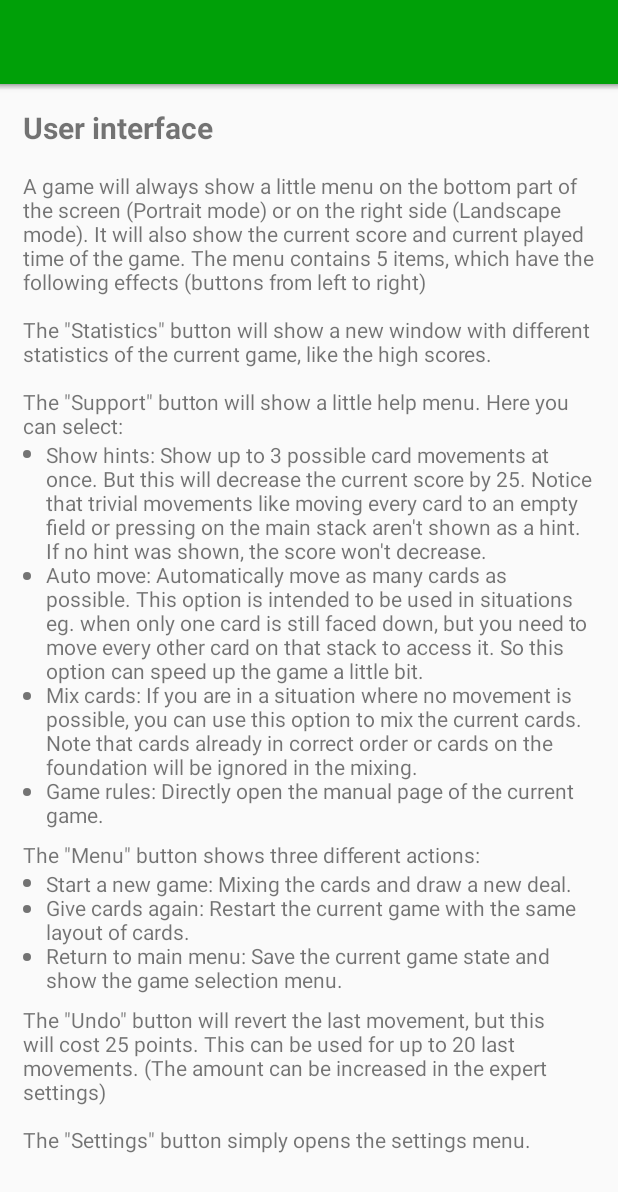
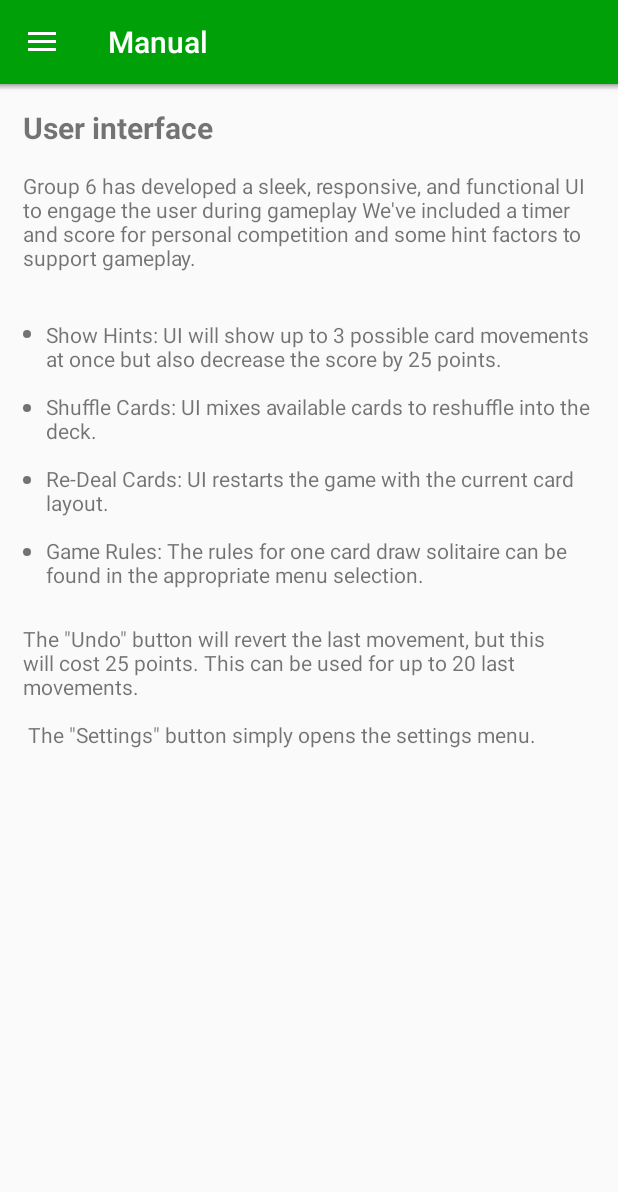
Before and after one commit to R-Hesse/Group-6, an Android app: the fragment ManualFeedback placed in its activity, in the side drawer, after a tap on "User interface", on a phone screen of 412 x 824 dp. Shown: the top 1192 px of the screen. Run offline under Robolectric (Android 15) with nearby library versions, the phone set to English and light mode, and no system bars.

Commit message:
Game Manual Finished

```diff
--- a/app/src/main/java/de/tobiasbielefeld/solitaire/ui/manual/Manual.java
+++ b/app/src/main/java/de/tobiasbielefeld/solitaire/ui/manual/Manual.java
@@ -66,16 +66,16 @@ public class Manual extends CustomAppCompatActivity
         setContentView(isLargeTablet(getApplicationContext()) ? R.layout.activity_manual_xlarge : R.layout.activity_manual);
 
         drawer = findViewById(R.id.drawer_layout);
-       // listView = findViewById(R.id.manual_listView);
+        listView = findViewById(R.id.manual_listView);
 
-        //Toolbar toolbar = findViewById(R.id.toolbar);
-        //setSupportActionBar(toolbar);
+        Toolbar toolbar = findViewById(R.id.toolbar);
+        setSupportActionBar(toolbar);
         fragmentLoaded = false;
 
         loadFragment(ManualStartPage.class);
 
         if (drawer != null) {
-            ActionBarDrawerToggle toggle = new ActionBarDrawerToggle(this, drawer, R.string.navigation_drawer_open, R.string.navigation_drawer_close);
+            ActionBarDrawerToggle toggle = new ActionBarDrawerToggle(this, drawer, toolbar, R.string.navigation_drawer_open, R.string.navigation_drawer_close);
             drawer.setDrawerListener(toggle);
             toggle.syncState();
             navigationView = findViewById(R.id.nav_view);
@@ -201,9 +201,6 @@ public class Manual extends CustomAppCompatActivity
             case R.id.nav_games:
                 fragmentClass = ManualGames.class;
                 break;
-            case R.id.nav_statistics:
-                fragmentClass = ManualStatistics.class;
-                break;
             case R.id.nav_feedback:
                 fragmentClass = ManualFeedback.class;
                 break;
--- a/app/src/main/java/de/tobiasbielefeld/solitaire/ui/manual/ManualUserInterface.java
+++ b/app/src/main/java/de/tobiasbielefeld/solitaire/ui/manual/ManualUserInterface.java
@@ -40,7 +40,6 @@ public class ManualUserInterface extends Fragment {
         View view = inflater.inflate(R.layout.fragment_manual_user_interface, container, false);
 
         TextView textView1 = view.findViewById(R.id.text_view_manual_ui_1);
-        TextView textView2 = view.findViewById(R.id.text_view_manual_ui_2);
 
         //get the strings for the enumerated text part (with bullet characters)
         CharSequence strings1[] = new CharSequence[]{
@@ -48,14 +47,9 @@ public class ManualUserInterface extends Fragment {
                 getText(R.string.manual_ui_text_part_4), getText(R.string.manual_ui_text_part_5)
         };
 
-        CharSequence strings2[] = new CharSequence[]{
-                getText(R.string.manual_ui_text_part_7), getText(R.string.manual_ui_text_part_8),
-                getText(R.string.manual_ui_text_part_9)
-        };
 
         //set up the textViews
         textView1.setText(createBulletParagraph(strings1));
-        textView2.setText(createBulletParagraph(strings2));
 
         return view;
     }
--- a/app/src/main/res/layout/app_bar_manual.xml
+++ b/app/src/main/res/layout/app_bar_manual.xml
@@ -16,7 +16,7 @@
             android:id="@+id/toolbar"
             android:layout_width="match_parent"
             android:layout_height="?attr/actionBarSize"
-            android:background="?attr/colorPrimary"
+            android:background="@color/greenBackground"
             app:popupTheme="@style/AppThemeNoActionBar.PopupOverlay" />
 
     </android.support.design.widget.AppBarLayout>
--- a/app/src/main/res/layout/fragment_manual_user_interface.xml
+++ b/app/src/main/res/layout/fragment_manual_user_interface.xml
@@ -32,16 +32,9 @@
             android:layout_height="wrap_content"
             android:layout_marginBottom="@dimen/changelog_text_padding" />
 
-        <TextView
-            android:layout_width="match_parent"
-            android:layout_height="wrap_content"
-            android:text="@string/manual_ui_text_part_6" />
 
-        <TextView
-            android:id="@+id/text_view_manual_ui_2"
-            android:layout_width="match_parent"
-            android:layout_height="wrap_content"
-            android:layout_marginBottom="@dimen/changelog_text_padding" />
+
+
 
         <TextView
             android:layout_width="match_parent"
--- a/app/src/main/res/menu/drawer_manual.xml
+++ b/app/src/main/res/menu/drawer_manual.xml
@@ -8,7 +8,7 @@
         android:checkableBehavior="single">
         <item
             android:id="@+id/nav_startpage"
-            android:title="@string/manual_startpage" />
+            android:title="@string/welcome_man" />
         <item
             android:id="@+id/nav_menu"
             android:title="@string/manual_main_menu" />
@@ -17,10 +17,8 @@
             android:title="@string/manual_ui" />
         <item
             android:id="@+id/nav_games"
-            android:title="@string/manual_games" />
-        <item
-            android:id="@+id/nav_statistics"
-            android:title="@string/title_activity_statistics" />
+            android:title="Game Rules" />
+
         <item
             android:id="@+id/nav_feedback"
             android:title="@string/manual_feedback" />
--- a/app/src/main/res/values/strings-non-translateable.xml
+++ b/app/src/main/res/values/strings-non-translateable.xml
@@ -123,12 +123,12 @@
     <string name="navigation_drawer_open" translatable="false">Open navigation drawer</string>
     <string name="navigation_drawer_close" translatable="false">Close navigation drawer</string>
 
-    <string name="changelog_URL" translatable="false">file:///android_asset/changelog.html</string>
-    <string name="app_market_URL" translatable="false">market://details?id=de.tobiasbielefeld.solitaire</string>
-    <string name="app_web_URL" translatable="false">https://play.google.com/store/apps/details?id=de.tobiasbielefeld.solitaire</string>
-    <string name="github_issues_URL" translatable="false">https://github.com/TobiasBielefeld/Simple-Solitaire/issues</string>
-    <string name="about_app_github_link" translatable="false"><a href="https://github.com/TobiasBielefeld/Simple-Solitaire">GitHub</a></string>
-    <string name="about_app_license_link" translatable="false"><a href="https://www.gnu.org/licenses/gpl.html">GPL 3.0+</a></string>
+    <string name="changelog_URL" translatable="false"><a href=" " /> </string>
+    <string name="app_market_URL" translatable="false"><a href=" "/> </string>
+    <string name="app_web_URL" translatable="false">https://play.google.com/store/games?pli=1</string>
+    <string name="github_issues_URL" translatable="false">https://github.com/Sublimed90/Group-6/issues</string>
+    <string name="about_app_github_link" translatable="false"><a href="https://github.com/Sublimed90/Group-6">GitHub</a></string>
+    <string name="about_app_license_link" translatable="false"><a href="">GPL 3.0+</a></string>
 
     <string name="canfield_start_value" translatable="false">canfield_startCardValue</string>
     <string name="old" translatable="false">_old</string>
--- a/app/src/main/res/values/strings.xml
+++ b/app/src/main/res/values/strings.xml
@@ -107,7 +107,7 @@
 <!-- Manual -->
 <string name="manual_games">"Games"</string>
 <string name="manual_feedback">"Feedback"</string>
-<string name="manual_startpage">"Start page"</string>
+<string name="manual_startpage">"Welcome to Group 6 Solitaire"</string>
 <string name="manual_back_to_game">"Back to game"</string>
 <string name="manual_structure">"Structure"</string>
 <string name="manual_objective">"Objective"</string>
@@ -119,15 +119,16 @@
 <string name="manual_bonus">"After winning a game, you get a bonus: The faster you win, the higher the bonus will be."</string>
 <string name="manual_open_google_play">"Open Google Play"</string>
 <string name="manual_open_github">"Open GitHub Repo"</string>
-<string name="manual_games_text1">"Choose a game to show its structure, objective, rules and scoring."</string>
-<string name="manual_startpage_text">"Welcome to the manual of this game collection! I hope it will explain everything.
+<string name="manual_games_text1">"Use the link below to view the rules to Group 6's            One Card Draw solitaire game."</string>
+<string name="manual_startpage_text">"We have completed all of the stakeholder requirements and are proud to deliver our game. Have a look around our menus and get familiar with the rules of solitaire.
 
-Use the menu on the left side to access the other manual pages."</string>
-<string name="manual_general_main_menu">"The usage of the main menu is relatively simple. Just tap on a game to start it.
+ Feel free to send us any feedback using out GitRepo!"</string>
 
-The app will automatically load the last played game on a restart, if the app was paused in it. This behavior can be disabled in the settings under \"General\".
+ <string name="manual_general_main_menu">"Select a game by clicking the icon and it will start a new game if it's your first time playing with us. Returning users will have their previously saved game loaded
 
-In the settings, you can also find the section \"Main menu\", where it's possible to hide and reorder games in the menu and change the number of columns, so more games fit on the screen at once."</string>
+Group 6 has completed the one draw card game and will be hoping to incorporate a full vegas style mode in future releases. As of the initial deployment, one card draw is our fully functional game.
+
+Use the main menu side bar to navigate our application and view potential features in development for future releases."</string>
 <string name="manual_ui_text">"A game will always show a little menu on the bottom part of the screen (Portrait mode) or on the right side (Landscape mode). It will also show the current score and current played time of the game. If possible, these two values will be saved for the high-score list. The menu contains 5 items, which have the following effects (buttons from left to right):
 
 The \"Scores\" button will show a new window with the high scores and the count of won games of the current game.
@@ -139,15 +140,13 @@ The \"Menu\" button shows three different actions: Start a new game by mixing th
 The \"Undo\" button will revert the last movement, but this will cost 25 points. This can be used for up to 20 last movements.
 
 The \"Settings\" button simply opens the settings menu."</string>
-<string name="manual_feedback_text">"Found a bug or an error? Something I should improve? Should I add another game to the collection? Maybe you want to help with some translations? Or have another idea?
+<string name="manual_feedback_text">"Group 6 is happy to have deployed their first iteration of release. We know not everything is perfect and would love some first hand feedback.
 
-I am happy to receive any kind of feedback. If you feel the need to contact me, you should consider the following two options:
+We have provided a button for authenticated users to log into GitHub and report any issues directly to our project repository. If you have any questions, comments, of concerns please don't hesitate to reach out to our team.
 
-Use the Issue Tracker on GitHub: The project of this app on GitHub has a neat function to report issues. Just click on the button on the left side of the screen to open the Issue Tracker with the Internet browser.
+We can't improve without the support of our community and appreciate the time it takes to send a ticket to us.
 
-Use a rating in Google Play: Just leave a rating on the page from this app and write anything you want in it. Click on the button to the right side to open the Google Play Store (if installed).
-
-Thank you in advance for your feedback :)"</string>
+The second link to the google play store will be properly connected once our application passes their intense review processes. Thank you for your patience."</string>
 <string name="manual_Klondike_structure">"1 deck of 52 cards.
 
 7 tableau stacks, 4 foundation stacks, 1 main and 1 discard stack."</string>
@@ -590,22 +589,21 @@ On the tableau, only top cards can be moved and they can only be moved to the fo
 <string name="statistics_no_entries">"No entries, go play some games!"</string>
 <string name="dialog_auto_move">"Auto move"</string>
 <string name="dialog_show_hints">"Show hints"</string>
-<string name="manual_ui_text_part_1">"A game will always show a little menu on the bottom part of the screen (Portrait mode) or on the right side (Landscape mode). It will also show the current score and current played time of the game. The menu contains 5 items, which have the following effects (buttons from left to right)
+<string name="manual_ui_text_part_1">"Group 6 has developed a sleek, responsive, and functional UI to engage the user during gameplay We've included a timer and score for personal competition and some hint factors to support gameplay.
 
-The \"Statistics\" button will show a new window with different statistics of the current game, like the high scores.
+ "</string>
+<string name="manual_ui_text_part_2">"Show Hints: UI will show up to 3 possible card movements at once but also decrease the score by 25 points.
+ "</string>
+ <string name="manual_ui_text_part_3">"Shuffle Cards: UI mixes available cards to reshuffle into the deck.
+ "</string>
+<string name="manual_ui_text_part_4">"Re-Deal Cards: UI restarts the game with the current card layout.
+ "</string>
+<string name="manual_ui_text_part_5">"Game Rules: The rules for one card draw solitaire can be found in the appropriate menu selection.
+ "</string>
 
-The \"Support\" button will show a little help menu. Here you can select:"</string>
-<string name="manual_ui_text_part_2">"Show hints: Show up to 3 possible card movements at once. But this will decrease the current score by 25. Notice that trivial movements like moving every card to an empty field or pressing on the main stack aren't shown as a hint. If no hint was shown, the score won't decrease."</string>
-<string name="manual_ui_text_part_3">"Auto move: Automatically move as many cards as possible. This option is intended to be used in situations eg. when only one card is still faced down, but you need to move every other card on that stack to access it. So this option can speed up the game a little bit."</string>
-<string name="manual_ui_text_part_4">"Mix cards: If you are in a situation where no movement is possible, you can use this option to mix the current cards. Note that cards already in correct order or cards on the foundation will be ignored in the mixing."</string>
-<string name="manual_ui_text_part_5">"Game rules: Directly open the manual page of the current game."</string>
-<string name="manual_ui_text_part_6">"The \"Menu\" button shows three different actions:"</string>
-<string name="manual_ui_text_part_7">"Start a new game: Mixing the cards and draw a new deal."</string>
-<string name="manual_ui_text_part_8">"Give cards again: Restart the current game with the same layout of cards."</string>
-<string name="manual_ui_text_part_9">"Return to main menu: Save the current game state and show the game selection menu."</string>
-<string name="manual_ui_text_part_10">"The \"Undo\" button will revert the last movement, but this will cost 25 points. This can be used for up to 20 last movements. (The amount can be increased in the expert settings)
+<string name="manual_ui_text_part_10">"The \"Undo\" button will revert the last movement, but this will cost 25 points. This can be used for up to 20 last movements.
 
-The \"Settings\" button simply opens the settings menu."</string>
+ The \"Settings\" button simply opens the settings menu."</string>
 <string name="manual_statistics_part_1">"There are statistics collected for each game. You can access them from the in-game menu bar. Collected information are:"</string>
 <string name="manual_statistics_part_2">"The number of played and won games"</string>
 <string name="manual_statistics_part_3">"The total amount of earned score points"</string>
@@ -717,5 +715,6 @@ Press on the main stack to deal one card to every tableau stack at once."</strin
  <string name="Solitaire">Solitaire</string>
     <string name="games_OneCardDraw">OneCardDraw</string>
  <string name="welcome">Welcome %s! Let\'s Play</string>
+    <string name="welcome_man">Welcome</string>
 
 </resources>
```
Also changed, not shown: app/src/main/java/de/tobiasbielefeld/solitaire/ui/GameSelector.java (+8 -3 lines), app/src/main/res/layout/activity_game_selector.xml (+19 -18 lines).
